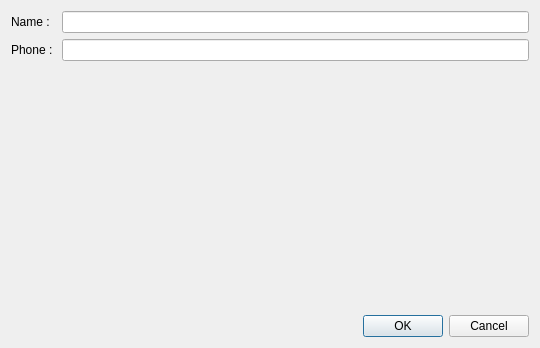
Old version of the form PySide2 Training/src/L9_2_QtDesigner_Advanced/ui/Ui_Dialog.ui in the repository chappet/PySide2_Training.
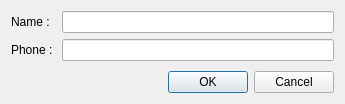
New version of the form.

What changed in the file:
```diff
--- a/PySide2 Training/src/L9_2_QtDesigner_Advanced/ui/Ui_Dialog.ui
+++ b/PySide2 Training/src/L9_2_QtDesigner_Advanced/ui/Ui_Dialog.ui
@@ -6,8 +6,8 @@
    <rect>
     <x>0</x>
     <y>0</y>
-    <width>540</width>
-    <height>348</height>
+    <width>345</width>
+    <height>104</height>
    </rect>
   </property>
   <property name="windowTitle">
```
Left out of the diff: 6 changed lines with no effect on the pictures.
